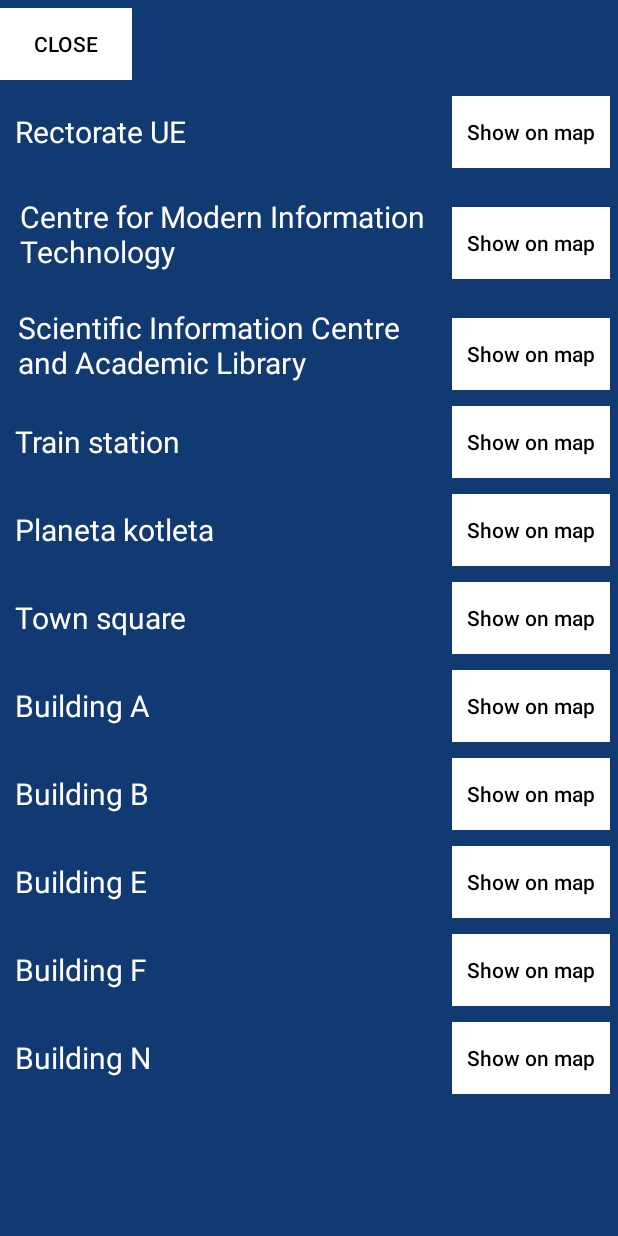
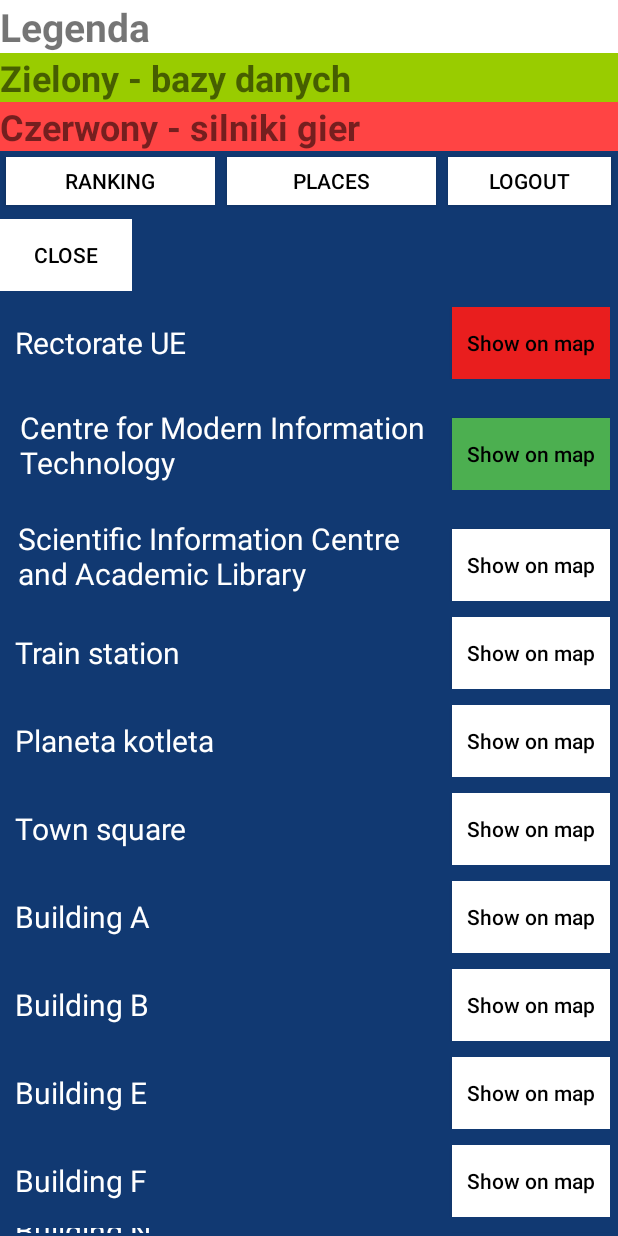
Before and after one commit to alor23/Application-for-visting-places, an Android app: the MapsActivity screen opened directly, with no data from a screen before it, after a tap on "PLACES", on a phone screen of 412 x 824 dp. Run offline under Robolectric (Android 15) with nearby library versions, the phone set to English and light mode, and no system bars; our stand-ins replace Picasso, Volley; network calls fail; pictures from the network do not load.

Commit message:
changed colors of pins

```diff
--- a/app/src/main/java/com/example/ApplicationForVistingplaces/MapsActivity.java
+++ b/app/src/main/java/com/example/ApplicationForVistingplaces/MapsActivity.java
@@ -37,6 +37,7 @@ import com.google.android.gms.maps.GoogleMap;
 import com.google.android.gms.maps.OnMapReadyCallback;
 import com.google.android.gms.maps.SupportMapFragment;
 import com.google.android.gms.maps.UiSettings;
+import com.google.android.gms.maps.model.BitmapDescriptorFactory;
 import com.google.android.gms.maps.model.CameraPosition;
 import com.google.android.gms.maps.model.LatLng;
 import com.google.android.gms.maps.model.Marker;
@@ -243,10 +244,20 @@ public class MapsActivity extends FragmentActivity implements OnMapReadyCallback
     {
         LatLng latLng = new LatLng(placesList.get(i).getLatitude(),placesList.get(i).getLongitiude());
 
-        markers.add(mMap.addMarker(new MarkerOptions()
-                .position(latLng)
-                .title(placesList.get(i).getTitle())
-                .snippet(getString(R.string.visit_place_to_see))));
+
+        if ("Budynek B".equals(placesList.get(i).getTitle())){
+            markers.add(mMap.addMarker(new MarkerOptions()
+                    .position(latLng)
+                    .title(placesList.get(i).getTitle())
+                    .icon(BitmapDescriptorFactory.defaultMarker(BitmapDescriptorFactory.HUE_GREEN))
+                    .snippet(getString(R.string.visit_place_to_see))));
+        }
+        else{
+            markers.add(mMap.addMarker(new MarkerOptions()
+                    .position(latLng)
+                    .title(placesList.get(i).getTitle())
+                    .snippet(getString(R.string.visit_place_to_see))));
+        }
     }
 
     }
@@ -258,15 +269,6 @@ public class MapsActivity extends FragmentActivity implements OnMapReadyCallback
 
     @Override
     public void onInfoWindowClick(Marker marker) {
-//        String url = "";
-//        for(int i =0;i<placesList.size();i++)
-//        {
-//            if(marker.getTitle().equals(markers.get(i).getTitle()))
-//            {
-//                url=placesList.get(i).getUrl();
-//            }
-//        }
-//        RedirectUsingCustomTab(url);
     }
 
     public void Logout(View v) {
@@ -282,18 +284,6 @@ public class MapsActivity extends FragmentActivity implements OnMapReadyCallback
         startActivity(intent);
     }
 
-//    private void RedirectUsingCustomTab(String url) {
-//        Uri uri = Uri.parse(url);
-//
-//        CustomTabsIntent.Builder intentBuilder = new CustomTabsIntent.Builder();
-//        intentBuilder.setToolbarColor(ContextCompat.getColor(this, R.color.colorPrimary));
-//        intentBuilder.setStartAnimations(this, android.R.anim.slide_in_left, android.R.anim.slide_out_right);
-//        intentBuilder.setExitAnimations(this, android.R.anim.slide_in_left, android.R.anim.slide_out_right);
-//
-//        CustomTabsIntent customTabsIntent = intentBuilder.build();
-//
-//        customTabsIntent.launchUrl(this, uri);
-//    }
 
     public void Back(View v)
     {
@@ -353,18 +343,6 @@ public class MapsActivity extends FragmentActivity implements OnMapReadyCallback
         }
 
         private void render(Marker marker, View view) {
-//            ImageView image = view.findViewById(R.id.photo);
-//            String url = Values.URL+"Photos/";
-//            Display display = getWindowManager(). getDefaultDisplay();
-//            Point size = new Point();
-//            display. getSize(size);
-//            for(int i =0;i<markers.size();i++) {
-//                if (marker.getTitle().equals(markers.get(i).getTitle())) {
-//                    url +=markers.get(i).getTitle() + ".jpg";
-//                    Picasso.get().load(url).resize(size.x/3,size.y/5)
-//                            .into(image ,new MarkerCallback(marker));
-//                }
-//            }
             String title = marker.getTitle();
             TextView titleUi = view.findViewById(R.id.name);
             titleUi.setText(title);
--- a/app/src/main/res/layout/activity_maps.xml
+++ b/app/src/main/res/layout/activity_maps.xml
@@ -4,6 +4,91 @@
     android:layout_height="match_parent"
     android:orientation="vertical"
     xmlns:android="http://schemas.android.com/apk/res/android">
+
+    <LinearLayout
+        android:layout_width="match_parent"
+        android:layout_height="wrap_content"
+        android:background="#113972"
+        android:orientation="vertical">
+
+        <LinearLayout
+            android:layout_width="match_parent"
+            android:layout_height="wrap_content"
+            android:background="#113972"
+            android:orientation="vertical">
+
+            <TextView
+                android:id="@+id/textView10"
+                android:layout_width="match_parent"
+                android:layout_height="wrap_content"
+                android:background="#FFFFFF"
+                android:text="Legenda"
+                android:textSize="26sp"
+                android:textStyle="bold" />
+
+            <TextView
+                android:id="@+id/textView8"
+                android:layout_width="match_parent"
+                android:layout_height="wrap_content"
+                android:background="@android:color/holo_green_light"
+                android:text="Zielony - bazy danych"
+                android:textSize="24sp"
+                android:textStyle="bold" />
+
+            <TextView
+                android:id="@+id/textView9"
+                android:layout_width="match_parent"
+                android:layout_height="wrap_content"
+                android:background="@android:color/holo_red_light"
+                android:text="Czerwony - silniki gier"
+                android:textSize="24sp"
+                android:textStyle="bold" />
+        </LinearLayout>
+
+        <LinearLayout
+            android:layout_width="match_parent"
+            android:layout_height="40dp"
+            android:background="#113972"
+            android:orientation="horizontal">
+
+            <Button
+                android:id="@+id/btn_ranking"
+                style="@style/Widget.AppCompat.Button"
+                android:layout_width="wrap_content"
+                android:layout_height="wrap_content"
+                android:layout_margin="4dp"
+                android:layout_weight="1"
+                android:background="#FFFFFF"
+                android:onClick="Ranking"
+                android:text="@string/ranking"
+                android:textColor="@android:color/black" />
+
+            <Button
+                android:id="@+id/btn_places"
+                style="@style/Widget.AppCompat.Button"
+                android:layout_width="wrap_content"
+                android:layout_height="wrap_content"
+                android:layout_margin="4dp"
+                android:layout_weight="1"
+                android:background="#FFFFFF"
+                android:onClick="Back"
+                android:text="@string/places"
+                android:textColor="@android:color/black" />
+
+            <Button
+                android:id="@+id/btn_logout"
+                style="@style/Widget.AppCompat.Button"
+                android:layout_width="wrap_content"
+                android:layout_height="wrap_content"
+                android:layout_margin="4dp"
+                android:layout_weight="0.4"
+                android:background="#FFFFFF"
+                android:onClick="Logout"
+                android:text="@string/logout"
+                android:textAlignment="center"
+                android:textColor="@android:color/black" />
+        </LinearLayout>
+    </LinearLayout>
 
     <RelativeLayout
         android:id="@+id/places_view"
@@ -44,7 +129,7 @@
                 android:layout_height="wrap_content"
                 android:layout_alignParentEnd="true"
                 android:layout_marginTop="15dp"
-                android:background="#FFFFFF"
+                android:background="#4CAF50"
                 android:elevation="0dp"
                 android:onClick="Show_on_map"
                 android:paddingLeft="10dp"
@@ -71,7 +156,7 @@
                 android:layout_width="wrap_content"
                 android:layout_height="wrap_content"
                 android:layout_alignParentEnd="true"
-                android:background="#FFFFFF"
+                android:background="#E91E1E"
                 android:elevation="0dp"
                 android:onClick="Show_on_map"
                 android:paddingLeft="10dp"
@@ -479,53 +564,10 @@
         </RelativeLayout>
     </RelativeLayout>
 
-    <LinearLayout
-        android:layout_width="match_parent"
-        android:layout_height="40dp"
-        android:background="#113972"
-        android:orientation="horizontal">
-
-        <Button
-            android:id="@+id/btn_ranking"
-            style="@style/Widget.AppCompat.Button"
-            android:layout_width="wrap_content"
-            android:layout_height="wrap_content"
-            android:layout_margin="4dp"
-            android:layout_weight="1"
-            android:background="#FFFFFF"
-            android:onClick="Ranking"
-            android:text="@string/ranking"
-            android:textColor="@android:color/black" />
-
-        <Button
-            android:id="@+id/btn_places"
-            style="@style/Widget.AppCompat.Button"
-            android:layout_width="wrap_content"
-            android:layout_height="wrap_content"
-            android:layout_margin="4dp"
-            android:layout_weight="1"
-            android:background="#FFFFFF"
-            android:onClick="Back"
-            android:text="@string/places"
-            android:textColor="@android:color/black" />
-
-        <Button
-            android:id="@+id/btn_logout"
-            style="@style/Widget.AppCompat.Button"
-            android:layout_width="wrap_content"
-            android:layout_height="wrap_content"
-            android:layout_margin="4dp"
-            android:layout_weight="0.4"
-            android:background="#FFFFFF"
-            android:onClick="Logout"
-            android:text="@string/logout"
-            android:textAlignment="center"
-            android:textColor="@android:color/black" />
-    </LinearLayout>
-
     <FrameLayout android:layout_width="match_parent"
     android:layout_height="match_parent">
-    <fragment xmlns:tools="http://schemas.android.com/tools"
+
+        <fragment xmlns:tools="http://schemas.android.com/tools"
     android:id="@+id/map"
     android:name="com.google.android.gms.maps.SupportMapFragment"
     android:layout_width="match_parent"
```
